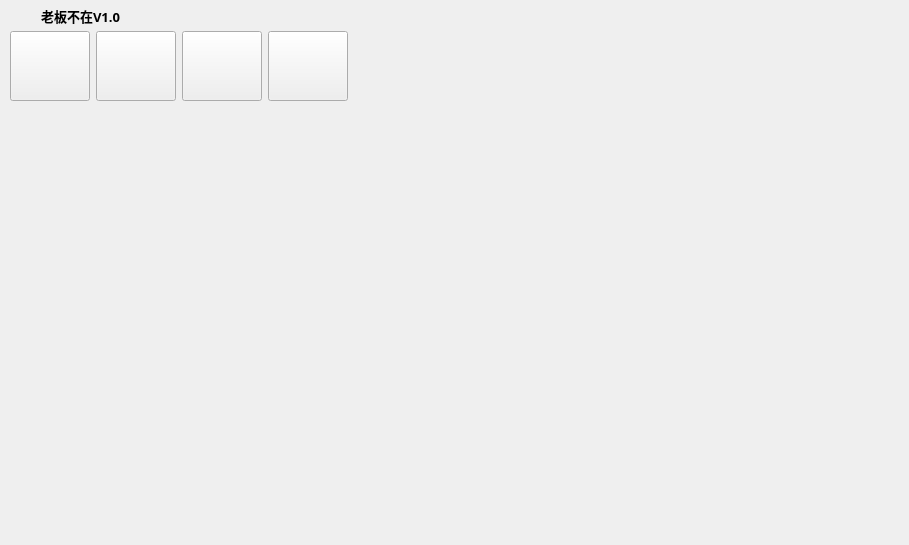
First picture: the form in OneKeyHide/ui/onekeyhide.ui, repository BiteBit/OneKeyHide, before the edit.
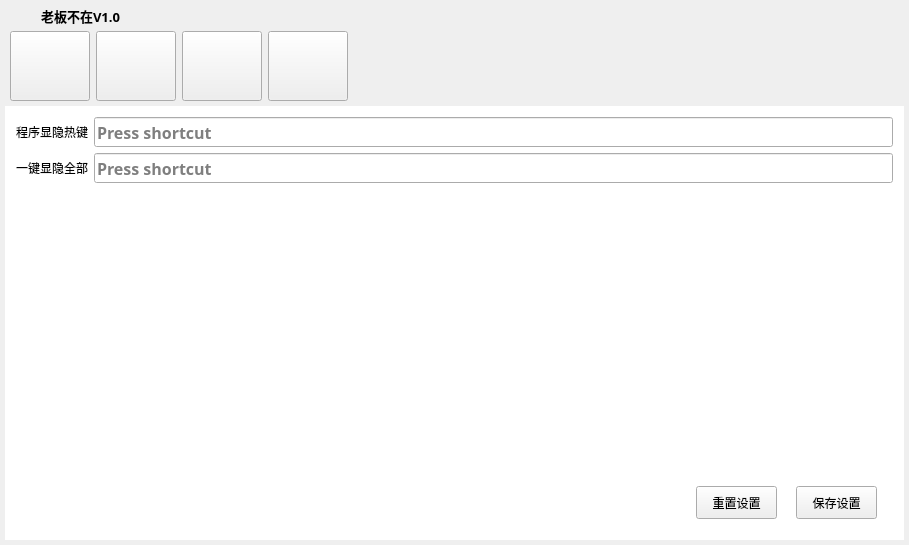
Second picture: the form after the edit. The open tabs and pages were chosen to show the change.

Patch:
```diff
--- a/OneKeyHide/ui/onekeyhide.ui
+++ b/OneKeyHide/ui/onekeyhide.ui
@@ -10,6 +10,13 @@
     <height>545</height>
    </rect>
   </property>
+  <property name="font">
+   <font>
+    <family>微软雅黑</family>
+    <weight>75</weight>
+    <bold>true</bold>
+   </font>
+  </property>
   <property name="windowTitle">
    <string>OneKeyHide</string>
   </property>
@@ -423,8 +430,172 @@
        </item>
       </layout>
      </widget>
-     <widget class="QWidget" name="pageCreate"/>
-     <widget class="QWidget" name="pageSettings"/>
+     <widget class="QWidget" name="pageCreate">
+      <property name="styleSheet">
+       <string notr="true">#pageCreate{
+background-color: rgb(255, 255, 255);
+}</string>
+      </property>
+     </widget>
+     <widget class="QWidget" name="pageSettings">
+      <property name="styleSheet">
+       <string notr="true">#pageSettings{
+background-color: rgb(255, 255, 255);
+}</string>
+      </property>
+      <layout class="QVBoxLayout" name="verticalLayout_4">
+       <item>
+        <layout class="QFormLayout" name="formLayout">
+         <property name="fieldGrowthPolicy">
+          <enum>QFormLayout::AllNonFixedFieldsGrow</enum>
+         </property>
+         <item row="0" column="0">
+          <widget class="QLabel" name="label">
+           <property name="minimumSize">
+            <size>
+             <width>0</width>
+             <height>30</height>
+            </size>
+           </property>
+           <property name="maximumSize">
+            <size>
+             <width>16777215</width>
+             <height>30</height>
+            </size>
+           </property>
+           <property name="text">
+            <string>程序显隐热键</string>
+           </property>
+          </widget>
+         </item>
+         <item row="0" column="1">
+          <widget class="QKeySequenceEdit" name="keySequenceEditBoss">
+           <property name="minimumSize">
+            <size>
+             <width>0</width>
+             <height>30</height>
+            </size>
+           </property>
+           <property name="maximumSize">
+            <size>
+             <width>16777215</width>
+             <height>30</height>
+            </size>
+           </property>
+           <property name="font">
+            <font>
+             <family>微软雅黑</family>
+             <pointsize>12</pointsize>
+             <weight>75</weight>
+             <bold>true</bold>
+            </font>
+           </property>
+           <property name="keySequence">
+            <string/>
+           </property>
+          </widget>
+         </item>
+         <item row="1" column="0">
+          <widget class="QLabel" name="label_2">
+           <property name="minimumSize">
+            <size>
+             <width>0</width>
+             <height>30</height>
+            </size>
+           </property>
+           <property name="maximumSize">
+            <size>
+             <width>16777215</width>
+             <height>30</height>
+            </size>
+           </property>
+           <property name="text">
+            <string>一键显隐全部</string>
+           </property>
+          </widget>
+         </item>
+         <item row="1" column="1">
+          <widget class="QKeySequenceEdit" name="keySequenceEditOneKey">
+           <property name="minimumSize">
+            <size>
+             <width>0</width>
+             <height>30</height>
+            </size>
+           </property>
+           <property name="maximumSize">
+            <size>
+             <width>16777215</width>
+             <height>30</height>
+            </size>
+           </property>
+           <property name="font">
+            <font>
+             <family>微软雅黑</family>
+             <pointsize>12</pointsize>
+             <weight>75</weight>
+             <bold>true</bold>
+            </font>
+           </property>
+          </widget>
+         </item>
+        </layout>
+       </item>
+       <item>
+        <widget class="QWidget" name="widget" native="true">
+         <widget class="QPushButton" name="pushButtonSettingsSave">
+          <property name="geometry">
+           <rect>
+            <x>780</x>
+            <y>160</y>
+            <width>81</width>
+            <height>33</height>
+           </rect>
+          </property>
+          <property name="minimumSize">
+           <size>
+            <width>81</width>
+            <height>33</height>
+           </size>
+          </property>
+          <property name="maximumSize">
+           <size>
+            <width>81</width>
+            <height>33</height>
+           </size>
+          </property>
+          <property name="text">
+           <string>保存设置</string>
+          </property>
+         </widget>
+         <widget class="QPushButton" name="pushButtonSettingsReset">
+          <property name="geometry">
+           <rect>
+            <x>680</x>
+            <y>160</y>
+            <width>81</width>
+            <height>33</height>
+           </rect>
+          </property>
+          <property name="minimumSize">
+           <size>
+            <width>81</width>
+            <height>33</height>
+           </size>
+          </property>
+          <property name="maximumSize">
+           <size>
+            <width>81</width>
+            <height>33</height>
+           </size>
+          </property>
+          <property name="text">
+           <string>重置设置</string>
+          </property>
+         </widget>
+        </widget>
+       </item>
+      </layout>
+     </widget>
      <widget class="QWidget" name="pageHelp">
       <widget class="QTextEdit" name="textEdit">
        <property name="geometry">
```
Left out of the diff: 32 changed lines with no effect on the pictures.
